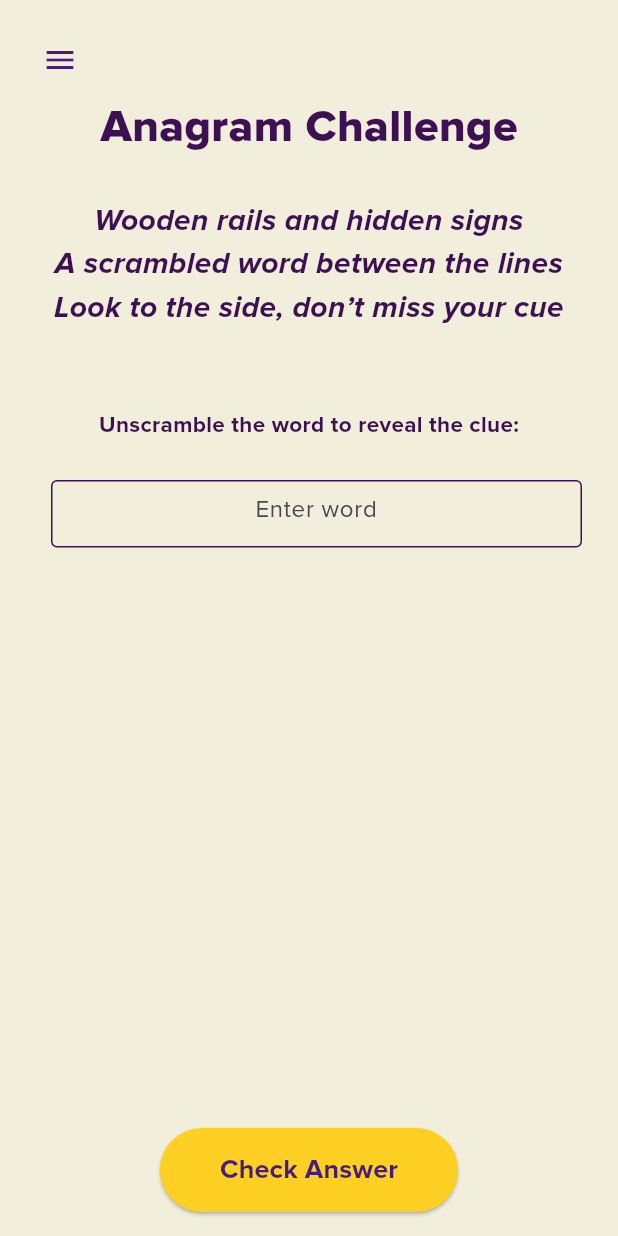
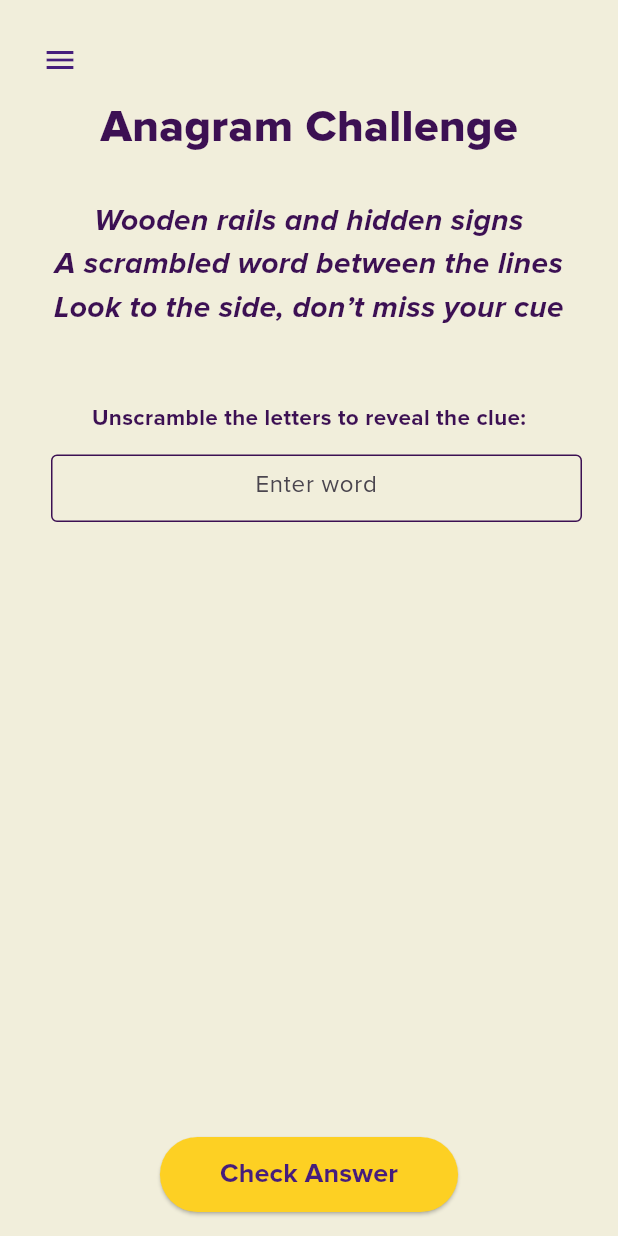
Before and after one commit to maureensanchez99/pft_scavenger_hunt, a Flutter app: the CapstoneStairs screen opened directly, on a phone screen of 412 x 824 dp. Run offline on Flutter 3.47's test engine with Material 3 defaults, Android fonts, the phone set to English and light mode, and no system bars.

Commit message:
finished capstone stairs

```diff
--- a/lib/main.dart
+++ b/lib/main.dart
@@ -19,7 +19,6 @@ class MyApp extends StatelessWidget {
         fontFamily: 'ProximaNova',
       ),
       home: const WelcomeScreen(),
-
     );
   }
 }
--- a/lib/pages/06_scavenger/capstone_stairs.dart
+++ b/lib/pages/06_scavenger/capstone_stairs.dart
@@ -81,7 +81,7 @@ class _CapstoneStairsState extends State<CapstoneStairs> {
   Widget build(BuildContext context) {
     return Scaffold(
       body: Stack(
-        children: [
+        children: <Widget>[
           // Main content
           Container(
             color: lsuLightGold,
@@ -111,20 +111,26 @@ class _CapstoneStairsState extends State<CapstoneStairs> {
                     ),
                     const SizedBox(height: 25.0),
                     const Text(
-                      'Wooden rails and hidden signs\nA scrambled word between the lines\nLook to the side, don’t miss your cue\n',
+                      'Wooden rails and hidden signs\n'
+                      'A scrambled word between the lines\n'
+                      'Look to the side, don’t miss your cue\n',
                       textAlign: TextAlign.center,
-                      style: TextStyle(fontStyle: FontStyle.italic, fontWeight: FontWeight.w600, fontSize: 20, color: lsuCorpPurple),
+                      style: TextStyle(
+                        fontStyle: FontStyle.italic,
+                        fontWeight: FontWeight.w600,
+                        fontSize: 20,
+                        color: lsuCorpPurple),
                     ),
-                    const SizedBox(height: 25.0),
+                    const SizedBox(height: 20.0),
                     const Text(
-                      'Unscramble the word to reveal the clue:',
+                      'Unscramble the letters to reveal the clue:',
                       style: TextStyle(
                         fontSize: 15,
                         color: lsuCorpPurple,
                         fontWeight: FontWeight.bold
                       )
                     ),
-                    const SizedBox(height: 20),
+                    const SizedBox(height: 10),
                     Expanded(
                       child: Container(
                         constraints: const BoxConstraints(maxWidth: 500),
@@ -132,7 +138,7 @@ class _CapstoneStairsState extends State<CapstoneStairs> {
                           itemCount: correctWords.length,
                           itemBuilder: (context, index) {
                             return Padding(
-                              padding: const EdgeInsets.symmetric(vertical: 6.0, horizontal: 8.0),
+                              padding: const EdgeInsets.symmetric(vertical: 4.0, horizontal: 8.0),
                               child: Row(
                                 crossAxisAlignment: CrossAxisAlignment.center,
                                 children: [
@@ -146,8 +152,10 @@ class _CapstoneStairsState extends State<CapstoneStairs> {
                                         decoration: InputDecoration(
                                           hintText: 'Enter word',
                                           border: const OutlineInputBorder(),
-                                          enabledBorder: const OutlineInputBorder(borderSide: BorderSide(color: lsuCorpPurple)),
-                                          focusedBorder: OutlineInputBorder(borderSide: BorderSide(color: lsuGold, width: 2.0)),
+                                          enabledBorder: const OutlineInputBorder(
+                                            borderSide: BorderSide(color: lsuCorpPurple)),
+                                          focusedBorder: OutlineInputBorder(
+                                            borderSide: BorderSide(color: lsuGold, width: 2.0)),
                                           errorStyle: const TextStyle(color: Colors.red),
                                         ),
                                         style: const TextStyle(color: Colors.black),
@@ -166,10 +174,11 @@ class _CapstoneStairsState extends State<CapstoneStairs> {
                         ),
                       ),
                     ),
+                    const SizedBox(height: 5),
                     ElevatedButton(
                       onPressed: _checkAnswer,
                       style: ElevatedButton.styleFrom(
-                        padding: const EdgeInsets.symmetric(horizontal: 40, vertical: 15),
+                        padding: const EdgeInsets.symmetric(horizontal: 40, vertical: 12),
                         backgroundColor: lsuGold,
                         foregroundColor: lsuPurple),
                       child: const Text(
```
